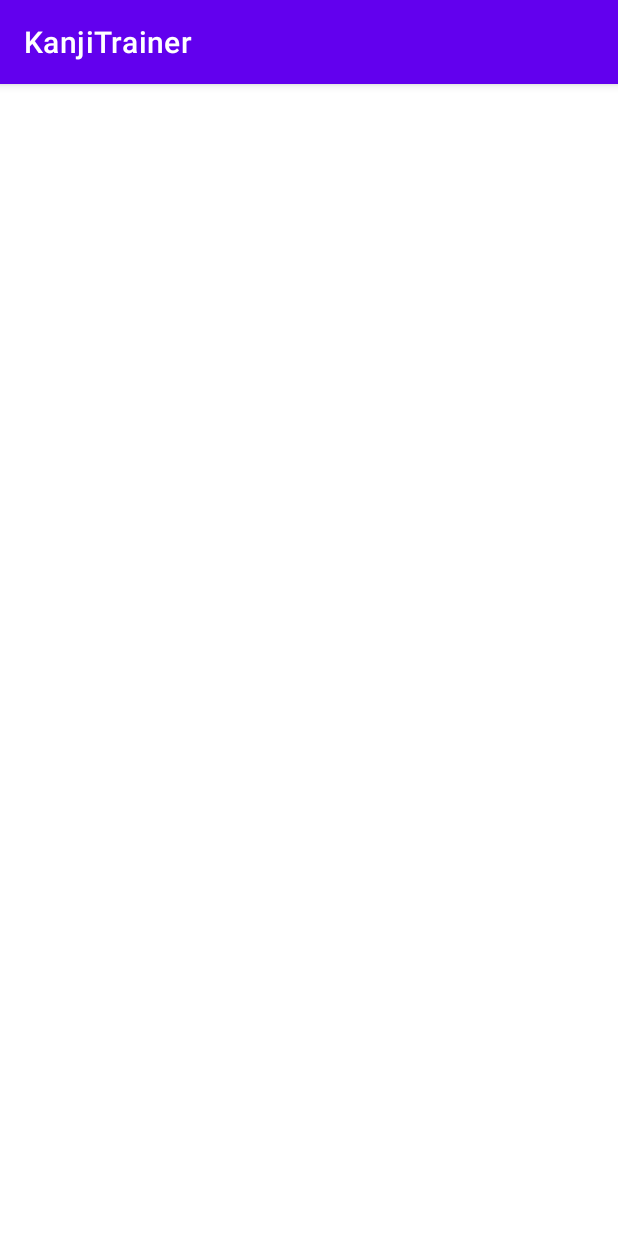
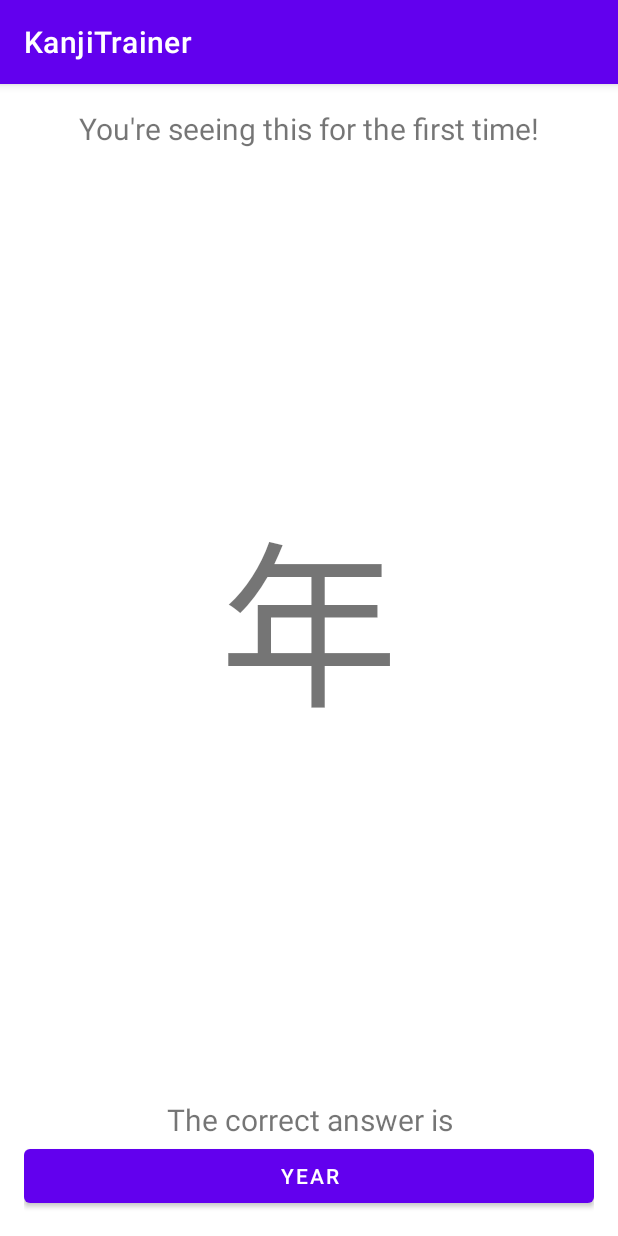
Before and after one commit to hathibelagal-dev/MyKanji, an Android app: the screen it shows after launch (MainActivity), on a phone screen of 412 x 824 dp. Run offline under Robolectric (Android 15) with nearby library versions, the phone set to English and light mode, and no system bars.

Commit message:
more kanji

```diff
--- a/app/src/main/assets/kanji.json
+++ b/app/src/main/assets/kanji.json
@@ -7,6 +7,26 @@
   {"kanji": "本", "meaning": "book, origin"},
   {"kanji": "中", "meaning": "middle, inside"},
   {"kanji": "見", "meaning": "see, look"},
-  {"kanji": "出", "meaning": "exit, go out"},
-  {"kanji": "生", "meaning": "life, birth"}
+  {"kanji": "出", "meaning": "go out, exit, emerge"},
+  {"kanji": "生", "meaning": "life, birth"},
+  {"kanji": "学", "meaning": "study, learn"},
+  {"kanji": "子", "meaning": "child, young"},
+  {"kanji": "小", "meaning": "small, little"},
+  {"kanji": "手", "meaning": "hand"},
+  {"kanji": "口", "meaning": "mouth, opening"},
+  {"kanji": "上", "meaning": "up, above"},
+  {"kanji": "下", "meaning": "down, below"},
+  {"kanji": "田", "meaning": "rice field, field"},
+  {"kanji": "女", "meaning": "woman, female"},
+  {"kanji": "男", "meaning": "man, male"},
+  {"kanji": "山", "meaning": "mountain"},
+  {"kanji": "川", "meaning": "river"},
+  {"kanji": "水", "meaning": "water"},
+  {"kanji": "木", "meaning": "tree, wood"},
+  {"kanji": "土", "meaning": "earth, soil"},
+  {"kanji": "月", "meaning": "month, moon"},
+  {"kanji": "火", "meaning": "fire"},
+  {"kanji": "金", "meaning": "gold, money, metal"},
+  {"kanji": "時", "meaning": "time, hour"},
+  {"kanji": "力", "meaning": "power, strength"}
 ]
--- a/app/src/main/java/io/github/hathibelagal/kanjitrainer/GameDataHandler.kt
+++ /dev/null
@@ -1,15 +0,0 @@
-package io.github.hathibelagal.kanjitrainer
-
-import android.content.SharedPreferences
-
-class GameDataHandler(val prefs: SharedPreferences) {
-
-    fun getNumberOfKanjiLearned(): Int {
-        return prefs.getInt("kanji_learned", 0)
-    }
-
-    fun incrementNumberOfKanjiLearned() {
-        prefs.edit().putInt("kanji_learned", getNumberOfKanjiLearned() + 1).apply()
-    }
-
-}
--- a/app/src/main/java/io/github/hathibelagal/kanjitrainer/KanjiData.kt
+++ b/app/src/main/java/io/github/hathibelagal/kanjitrainer/KanjiData.kt
@@ -3,31 +3,61 @@ package io.github.hathibelagal.kanjitrainer
 import android.content.Context
 import org.json.JSONArray
 
-data class KanjiData(val kanji: String, val meaning: String)
+data class KanjiData(val kanji: String, val meaning: String, var nSeen: Int = 0)
 
 class KanjiItems(private var context: Context) {
-    private val kanjiItems = mutableListOf<KanjiData>()
+    private val kanjiList = mutableListOf<KanjiData>()
 
-    private fun addKanji(kanji: KanjiData) {
-        kanjiItems.add(kanji)
+    fun loadKanjiFromJSON() {
+        val prefs = context.getSharedPreferences("kanji_prefs", Context.MODE_PRIVATE)
+        val inputStream = context.assets.open("kanji.json")
+        val jsonString = inputStream.bufferedReader().use { it.readText() }
+        val jsonArray = JSONArray(jsonString)
+
+        for (i in 0 until jsonArray.length()) {
+            val jsonObject = jsonArray.getJSONObject(i)
+            val kanji = jsonObject.getString("kanji")
+            val meaning = jsonObject.getString("meaning")
+            kanjiList.add(KanjiData(kanji, meaning))
+
+            val nSeen = prefs.getInt(kanji, 0)
+            kanjiList.last().nSeen = nSeen
+
+            val editor = prefs.edit()
+            editor.putInt(kanji, kanjiList.last().nSeen)
+            editor.apply()
+        }
+    }
+
+    fun getKanjiList(): List<KanjiData> {
+        return kanjiList
     }
 
     fun getKanji(index: Int): KanjiData {
-        return kanjiItems[index]
+        return kanjiList[index]
     }
 
-    fun getNumberOfKanji(): Int {
-        return kanjiItems.size
+    fun incrementNSeen(kanji: String) {
+        val prefs = context.getSharedPreferences("kanji_prefs", Context.MODE_PRIVATE)
+        val editor = prefs.edit()
+        val nSeen = prefs.getInt(kanji, 0) + 1
+        editor.putInt(kanji, nSeen)
+        editor.apply()
+
+        for (item in kanjiList) {
+            if (item.kanji == kanji) {
+                item.nSeen = nSeen
+                break
+            }
+        }
     }
 
-    fun loadKanji() {
-        val kanjiList = context.assets.open("kanji.json").bufferedReader().use { it.readText() }
-        val kanjiArray = JSONArray(kanjiList)
-        for (i in 0 until kanjiArray.length()) {
-            val kanjiObject = kanjiArray.getJSONObject(i)
-            val kanji = kanjiObject.getString("kanji")
-            val meaning = kanjiObject.getString("meaning")
-            addKanji(KanjiData(kanji, meaning))
-        }
+    fun getRandKanji(): KanjiData {
+        return kanjiList.random()
+    }
+
+    fun getRandomMeanings(kanji: String, numMeanings: Int): MutableList<String> {
+        val meanings = kanjiList.filter { it.kanji != kanji }.map { it.meaning }
+        return meanings.shuffled().take(numMeanings).toMutableList()
     }
 }
--- a/app/src/main/java/io/github/hathibelagal/kanjitrainer/MainActivity.kt
+++ b/app/src/main/java/io/github/hathibelagal/kanjitrainer/MainActivity.kt
@@ -1,16 +1,24 @@
 package io.github.hathibelagal.kanjitrainer
 
+import android.annotation.SuppressLint
 import android.os.Bundle
+import android.view.View
+import android.widget.LinearLayout
+import android.widget.TextView
 import androidx.activity.enableEdgeToEdge
 import androidx.appcompat.app.AppCompatActivity
 import androidx.core.view.ViewCompat
 import androidx.core.view.WindowInsetsCompat
 
 class MainActivity : AppCompatActivity() {
-
-    private lateinit var gameDataHandler: GameDataHandler
     private lateinit var kanjiItems: KanjiItems
 
+    private val answer1: TextView by lazy { findViewById(R.id.answer_choice_1) }
+    private val answer2: TextView by lazy { findViewById(R.id.answer_choice_2) }
+    private val answer3: TextView by lazy { findViewById(R.id.answer_choice_3) }
+    private val answer4: TextView by lazy { findViewById(R.id.answer_choice_4) }
+
+    @SuppressLint("SetTextI18n")
     override fun onCreate(savedInstanceState: Bundle?) {
         super.onCreate(savedInstanceState)
         enableEdgeToEdge()
@@ -21,9 +29,57 @@ class MainActivity : AppCompatActivity() {
             insets
         }
 
-        gameDataHandler = GameDataHandler(getPreferences(MODE_PRIVATE))
         kanjiItems = KanjiItems(this)
-        kanjiItems.loadKanji()
+        kanjiItems.loadKanjiFromJSON()
+
+        showKanji()
+
+        answer1.setOnClickListener {
+            isCorrectAnswer(answer1.text.toString())
+        }
+        answer2.setOnClickListener {
+            isCorrectAnswer(answer2.text.toString())
+        }
+        answer3.setOnClickListener {
+            isCorrectAnswer(answer3.text.toString())
+        }
+        answer4.setOnClickListener {
+            isCorrectAnswer(answer4.text.toString())
+        }
 
     }
+
+    private fun isCorrectAnswer(answer: String) {
+        showKanji()
+    }
+
+    private fun showKanji() {
+        val kanji = kanjiItems.getRandKanji()
+        findViewById<TextView>(R.id.kanji_question).text = kanji.kanji
+        var nSeenText = "Seen: ${kanji.nSeen + 1} times"
+        if(kanji.nSeen == 0) {
+            nSeenText = "You're seeing this for the first time!"
+        }
+        findViewById<TextView>(R.id.n_seen).text = nSeenText
+
+        val meanings = kanjiItems.getRandomMeanings(kanji.kanji, 3)
+        meanings.add(kanji.meaning)
+        meanings.shuffle()
+
+
+        if(kanji.nSeen == 0) {
+            answer1.text = kanji.meaning
+            findViewById<LinearLayout>(R.id.other_answers).visibility = View.GONE
+            findViewById<TextView>(R.id.answer_title).text = getString(R.string.correct_answer_is)
+        } else {
+            findViewById<TextView>(R.id.answer_title).text = getString(R.string.pick_an_answer)
+            findViewById<LinearLayout>(R.id.other_answers).visibility = View.VISIBLE
+            answer1.text = meanings[0]
+            answer2.text = meanings[1]
+            answer3.text = meanings[2]
+            answer4.text = meanings[3]
+        }
+
+        kanjiItems.incrementNSeen(kanji.kanji)
+    }
 }
--- a/app/src/main/res/layout/activity_main.xml
+++ b/app/src/main/res/layout/activity_main.xml
@@ -4,30 +4,69 @@
     android:id="@+id/main"
     android:layout_width="match_parent"
     android:layout_height="match_parent"
-    tools:context=".MainActivity">
+    tools:context=".MainActivity"
+    >
 
     <TextView
-        android:layout_width="match_parent"
+        android:layout_width="wrap_content"
         android:layout_height="wrap_content"
         android:layout_alignParentTop="true"
-        android:id="@+id/hud"
+        android:layout_centerHorizontal="true"
+        android:id="@+id/n_seen"
+        android:textSize="20sp"
+        android:padding="16dp"
         />
 
     <TextView
-        android:layout_width="match_parent"
+        android:layout_width="wrap_content"
         android:layout_height="wrap_content"
         android:layout_centerInParent="true"
-        android:textSize="42sp"
+        android:textSize="120sp"
         android:id="@+id/kanji_question"
         />
 
     <LinearLayout
         android:layout_width="match_parent"
         android:layout_height="wrap_content"
-        android:orientation="horizontal"
+        android:orientation="vertical"
         android:layout_alignParentBottom="true"
         android:id="@+id/answer_choices"
+        android:padding="16dp"
         >
+        <TextView
+            android:layout_width="match_parent"
+            android:layout_height="wrap_content"
+            android:id="@+id/answer_title"
+            android:text="@string/pick_an_answer"
+            android:textSize="20sp"
+            android:textAlignment="center"
+            />
+        <com.google.android.material.button.MaterialButton
+            android:layout_width="match_parent"
+            android:layout_height="wrap_content"
+            android:id="@+id/answer_choice_1"
+            />
+        <LinearLayout
+            android:layout_width="match_parent"
+            android:layout_height="wrap_content"
+            android:orientation="vertical"
+            android:id="@+id/other_answers">
+            <com.google.android.material.button.MaterialButton
+                android:layout_width="match_parent"
+                android:layout_height="wrap_content"
+                android:id="@+id/answer_choice_2"
+                />
+            <com.google.android.material.button.MaterialButton
+                android:layout_width="match_parent"
+                android:layout_height="wrap_content"
+                android:id="@+id/answer_choice_3"
+                />
+            <com.google.android.material.button.MaterialButton
+                android:layout_width="match_parent"
+                android:layout_height="wrap_content"
+                android:id="@+id/answer_choice_4"
+                />
+        </LinearLayout>
     </LinearLayout>
 
 </RelativeLayout>
--- a/app/src/main/res/values/strings.xml
+++ b/app/src/main/res/values/strings.xml
@@ -1,3 +1,5 @@
 <resources>
     <string name="app_name">KanjiTrainer</string>
+    <string name="pick_an_answer">Pick an answer</string>
+    <string name="correct_answer_is">The correct answer is</string>
 </resources>
```
